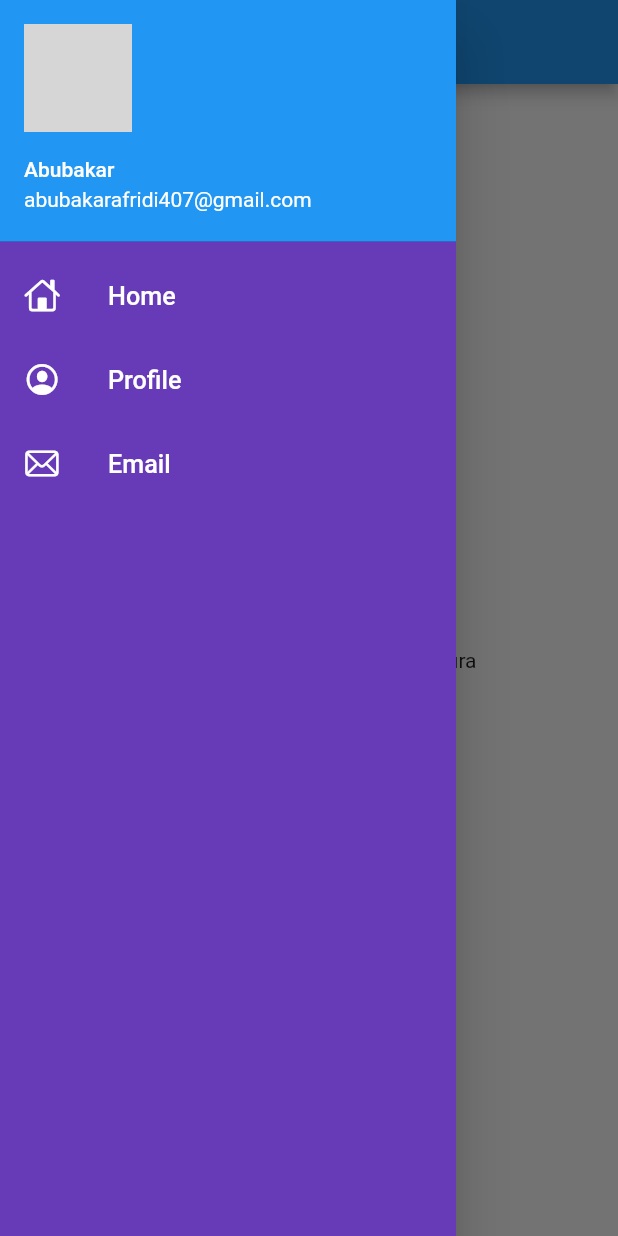
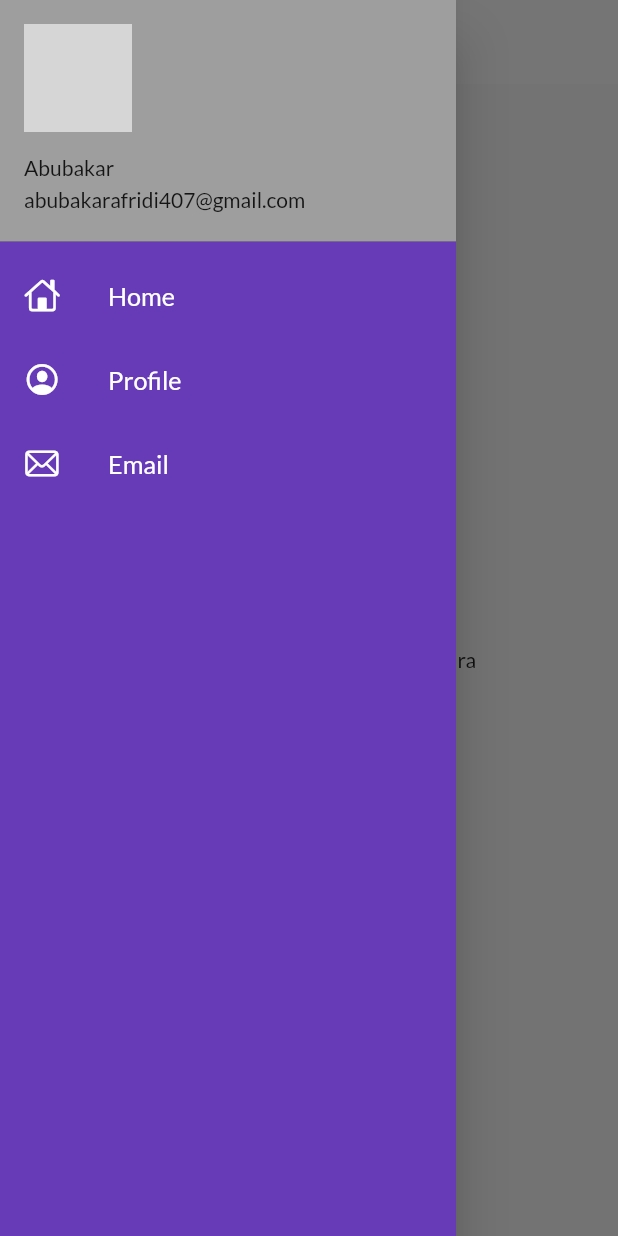
Before and after one commit to abubakarafridi/Flutterin30days, a Flutter app: the screen it shows after launch, with the side drawer open, on a phone screen of 412 x 824 dp. Run offline on Flutter 3.47's test engine with Material 2 defaults, Android fonts, the phone set to English and light mode, and no system bars; our stand-ins replace google_fonts; network calls fail; grey boxes are pictures that could not be loaded.

Commit message:
day8 completed

```diff
--- a/sampleproject/lib/main.dart
+++ b/sampleproject/lib/main.dart
@@ -2,7 +2,6 @@
 import 'package:flutter/material.dart';
 import 'package:sampleproject/pages/Home_page.dart';
 import 'package:sampleproject/pages/login_page.dart';
-import 'package:google_fonts/google_fonts.dart';
 import 'package:sampleproject/utitily/routes.dart';
 import 'package:sampleproject/widget/themes.dart';
 
@@ -22,7 +21,7 @@ class myapp extends StatelessWidget {
 
     return MaterialApp(
       themeMode: ThemeMode.light,
-      theme: MyTheme.lightTheme(),
+      theme: MyTheme.lightTheme(context),
 
 
       darkTheme: MyTheme.darkTheme(context),
--- a/sampleproject/lib/widget/drawer.dart
+++ b/sampleproject/lib/widget/drawer.dart
@@ -23,6 +23,7 @@ class mydrawer extends StatelessWidget {
                 accountName: Text("Abubakar"),
                 accountEmail: Text("abubakarafridi407@gmail.com"),
                 currentAccountPicture: CircleAvatar(
+                  radius: 40.0,
                   backgroundImage: NetworkImage(imageUrl),
                 ),
               ),
```
Also changed, not shown: sampleproject/lib/models/catalogapp.dart (+19 -19 lines), 1 other file.
